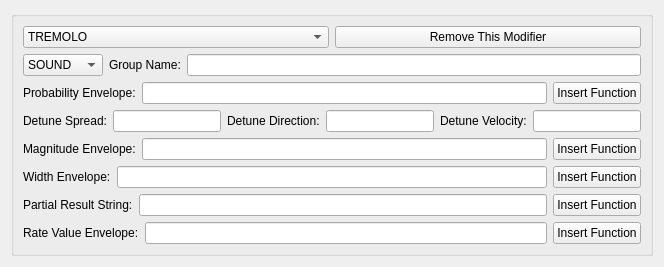
Old version of the form LASSIE/src/ui/Modifiers.ui in the repository passyur/DISSCO-2.2.0.
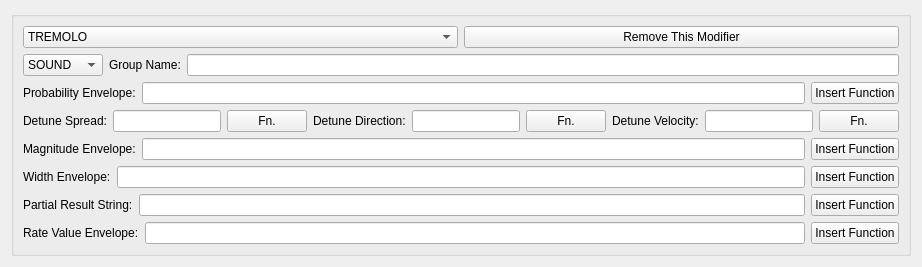
New version of the form.

Commit message: Fix modifiers to be like spectrum

What changed in the file:
```diff
--- a/LASSIE/src/ui/Modifiers.ui
+++ b/LASSIE/src/ui/Modifiers.ui
@@ -1,7 +1,7 @@
 <?xml version="1.0" encoding="UTF-8"?>
 <ui version="4.0">
  <class>Modifiers</class>
- <widget class="QWidget" name="Modifier">
+ <widget class="QFrame" name="Modifier">
     <layout class="QVBoxLayout" name="modifierGroupLayout">
     <item>
     <widget class="QGroupBox" name="modifierGroup">
@@ -88,26 +88,49 @@
             <item>
                 <widget class="QLineEdit" name="modifierSpreadEdit"/>
             </item>
+            <item>
+                <widget class="QPushButton" name="modifierSpreadFunButton">
+                    <property name="text">
+                    <string>Fn.</string>
+                    </property>
+                </widget>
+            </item>
             <item>
                 <widget class="QLabel" name="modifierDirLabel">
                     <property name="text">
                     <string>Detune Direction:</string>
                     </property>
+                    <property name="wordWrap"><bool>true</bool></property>
                 </widget>
             </item>
             <item>
                 <widget class="QLineEdit" name="modifierDirEdit"/>
             </item>
+            <item>
+                <widget class="QPushButton" name="modifierDirFunButton">
+                    <property name="text">
+                    <string>Fn.</string>
+                    </property>
+                </widget>
+            </item>
             <item>
                 <widget class="QLabel" name="modifierVelLabel">
                     <property name="text">
                     <string>Detune Velocity:</string>
                     </property>
+                    <property name="wordWrap"><bool>true</bool></property>
                 </widget>
             </item>
             <item>
                 <widget class="QLineEdit" name="modifierVelEdit"/>
             </item>
+            <item>
+                <widget class="QPushButton" name="modifierVelFunButton">
+                    <property name="text">
+                    <string>Fn.</string>
+                    </property>
+                </widget>
+            </item>
         </layout>
         </item>
         <item>
```
Left out of the diff: 1 changed line with no effect on the pictures. The commit also changes 8 other files.
